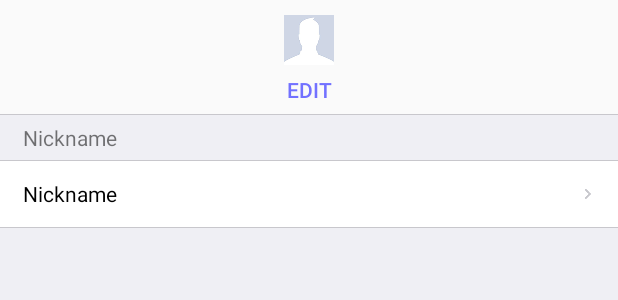
After one commit to thepaypro/payproappAndroid, an Android app: the layout profile_view.xml on its own in the app's theme, with its tools: preview values and no code run, on a phone screen of 412 x 824 dp. The commit adds this screen. Shown: the top 300 px of the screen. Run offline under Robolectric (Android 15) with nearby library versions, the phone set to English and light mode, and no system bars; network calls fail.

Commit message:
Profile view

```diff
--- /dev/null
+++ b/app/src/main/java/app/paypro/payproapp/ProfileView.java
@@ -0,0 +1,46 @@
+package app.paypro.payproapp;
+
+import android.os.Bundle;
+import android.support.annotation.Nullable;
+import android.support.v4.app.Fragment;
+import android.support.v4.app.FragmentManager;
+import android.support.v4.app.FragmentTransaction;
+import android.util.Log;
+import android.view.LayoutInflater;
+import android.view.View;
+import android.view.ViewGroup;
+import android.widget.TableRow;
+
+/**
+ * Created by kike on 22/11/17.
+ */
+
+public class ProfileView extends Fragment {
+    @Override
+    public View onCreateView(LayoutInflater inflater, ViewGroup container,
+                             Bundle savedInstanceState) {
+        setHasOptionsMenu(true);
+        return inflater.inflate(R.layout.profile_view, container, false);
+    }
+
+    @Override
+    public void onActivityCreated(@Nullable Bundle savedInstanceState) {
+        super.onActivityCreated(savedInstanceState);
+
+        TableRow rowProfile;
+        rowProfile = getView().findViewById(R.id.rowNickname);
+        rowProfile.setOnClickListener( new View.OnClickListener() {
+            @Override
+            public void onClick( View v ) {
+                FragmentManager fragmentManager = getFragmentManager();
+                FragmentTransaction fragmentTransaction = fragmentManager.beginTransaction();
+
+                ProfileView myfragment = new ProfileView();
+
+                fragmentTransaction.replace(R.id.frame_layout, myfragment);
+                fragmentTransaction.addToBackStack(null);
+                fragmentTransaction.commit();
+            }
+        } );
+    }
+}
--- a/app/src/main/java/app/paypro/payproapp/SettingsFragment.java
+++ b/app/src/main/java/app/paypro/payproapp/SettingsFragment.java
@@ -1,13 +1,14 @@
 package app.paypro.payproapp;
 
+import android.content.Intent;
 import android.graphics.Bitmap;
 import android.graphics.BitmapFactory;
 import android.os.Bundle;
-import android.support.design.widget.TabLayout;
 import android.support.v4.app.Fragment;
+import android.support.v4.app.FragmentManager;
+import android.support.v4.app.FragmentTransaction;
 import android.support.v4.graphics.drawable.RoundedBitmapDrawable;
 import android.support.v4.graphics.drawable.RoundedBitmapDrawableFactory;
-import android.support.v4.view.ViewPager;
 import android.util.Log;
 import android.view.LayoutInflater;
 import android.view.View;
@@ -57,6 +58,15 @@ public class SettingsFragment extends Fragment {
             @Override
             public void onClick( View v ) {
                 Log.i("eeeeee", "0000000000");
+
+                FragmentManager fragmentManager = getFragmentManager();
+                FragmentTransaction fragmentTransaction = fragmentManager.beginTransaction();
+
+                ProfileView myfragment = new ProfileView();
+
+                fragmentTransaction.replace(R.id.frame_layout, myfragment);
+                fragmentTransaction.addToBackStack(null);
+                fragmentTransaction.commit();
             }
         } );
 
--- /dev/null
+++ b/app/src/main/res/layout/profile_view.xml
@@ -0,0 +1,127 @@
+<?xml version="1.0" encoding="utf-8"?>
+<android.support.constraint.ConstraintLayout
+    xmlns:android="http://schemas.android.com/apk/res/android"
+    xmlns:app="http://schemas.android.com/apk/res-auto"
+    xmlns:tools="http://schemas.android.com/tools"
+    android:layout_width="match_parent"
+    android:layout_height="match_parent">
+
+    <RelativeLayout
+        android:id="@+id/avatarLayout"
+        android:layout_width="match_parent"
+        android:layout_height="76dp"
+        app:layout_constraintLeft_toLeftOf="parent"
+        app:layout_constraintLeft_toRightOf="parent"
+        app:layout_constraintTop_toTopOf="parent">
+
+        <ImageView
+            android:id="@+id/imageView2"
+            android:layout_width="wrap_content"
+            android:layout_height="wrap_content"
+            android:layout_alignParentTop="true"
+            android:layout_centerHorizontal="true"
+            android:layout_centerVertical="true"
+            android:layout_marginTop="10dp"
+            app:layout_constraintLeft_toLeftOf="parent"
+            app:layout_constraintRight_toRightOf="parent"
+            app:srcCompat="@drawable/default_profile"
+            tools:layout_editor_absoluteY="72dp" />
+
+        <Button
+            android:id="@+id/button3"
+            android:layout_width="wrap_content"
+            android:layout_height="wrap_content"
+            android:layout_alignParentBottom="true"
+            android:layout_below="@+id/imageView2"
+            android:layout_centerHorizontal="true"
+            android:background="@color/defaultBackgroundColor"
+            android:text="Edit"
+            android:textColor="@color/PayPro_Blue" />
+
+    </RelativeLayout>
+
+    <RelativeLayout
+        android:layout_width="match_parent"
+        android:layout_height="wrap_content"
+        android:layout_marginTop="76dp"
+        app:layout_constraintLeft_toLeftOf="parent"
+        app:layout_constraintRight_toLeftOf="parent"
+        app:layout_constraintTop_toTopOf="@+id/avatarLayout">
+
+        <TableLayout
+            android:layout_width="match_parent"
+            android:layout_height="match_parent"
+            android:background="@color/PayPro_Background">
+
+            <TableRow
+                android:layout_width="match_parent"
+                android:layout_height="match_parent"
+                android:background="@color/PayPro_Line"
+                android:minHeight="0.5dp" />
+
+            <TableRow
+                android:layout_width="match_parent"
+                android:layout_height="match_parent"
+                android:background="@color/PayPro_Background">
+
+                <TextView
+                    android:id="@+id/textView4"
+                    android:layout_width="match_parent"
+                    android:height="30dp"
+                    android:gravity="center_vertical"
+                    android:paddingLeft="15dp"
+                    android:text="Nickname" />
+            </TableRow>
+
+            <TableRow
+                android:layout_width="match_parent"
+                android:layout_height="match_parent"
+                android:background="@color/PayPro_Line"
+                android:minHeight="0.5dp" />
+
+            <TableRow
+                android:id="@+id/rowNickname"
+                android:layout_width="match_parent"
+                android:layout_height="match_parent"
+                android:background="@color/dot_dark_slider">
+
+                <TextView
+                    android:id="@+id/textView5"
+                    android:layout_width="wrap_content"
+                    android:layout_height="wrap_content"
+                    android:layout_marginLeft="15dp"
+                    android:height="44dp"
+                    android:gravity="center_vertical"
+                    android:text="Nickname"
+                    android:textColor="@android:color/black" />
+
+                <RelativeLayout
+                    android:layout_width="0dp"
+                    android:layout_height="wrap_content"
+                    android:layout_gravity="center_vertical"
+                    android:layout_weight="1">
+
+                    <ImageView
+                        android:id="@+id/nicknameArrow"
+                        android:layout_width="8dp"
+                        android:layout_height="13dp"
+                        android:layout_alignParentEnd="true"
+                        android:layout_alignParentRight="true"
+                        android:layout_marginEnd="16dp"
+                        android:layout_marginRight="16dp"
+                        android:contentDescription="@string/todo"
+                        android:src="@mipmap/arrow_right" />
+                </RelativeLayout>
+            </TableRow>
+
+            <TableRow
+                android:layout_width="match_parent"
+                android:layout_height="match_parent"
+                android:background="@color/PayPro_Line"
+                android:minHeight="0.5dp" />
+
+        </TableLayout>
+    </RelativeLayout>
+
+
+</android.support.constraint.ConstraintLayout>
--- a/app/src/main/res/values/colors.xml
+++ b/app/src/main/res/values/colors.xml
@@ -23,6 +23,7 @@
   <color name="dot_light_slider">#7271FF</color>
   <color name="PayPro_Line">#c8c7cc</color>
     <color name="PayPro_Background">#efeff4</color>
+  <color name="PayPro_Blue">#7271ff</color>
 
 
 </resources>
```
